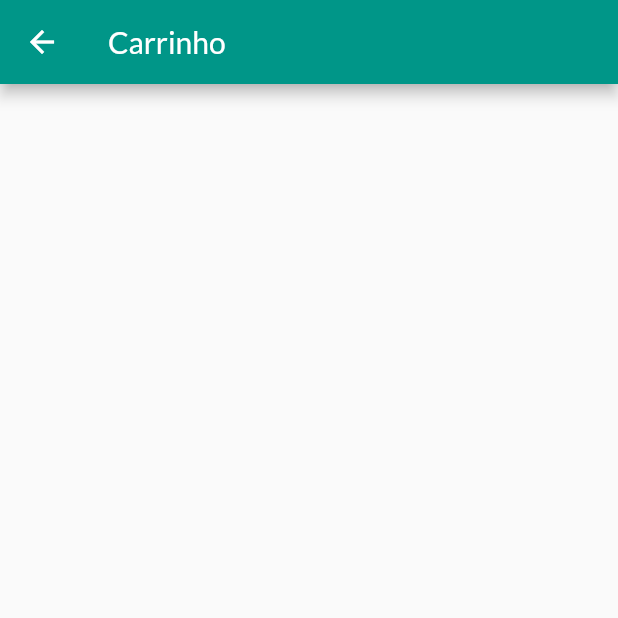
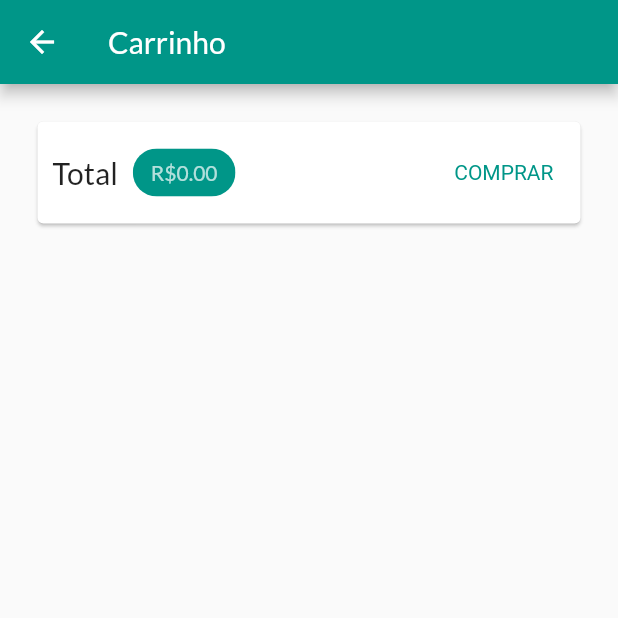
Before and after one commit to 9reis/loja_ii__flutter, a Flutter app: the CartPage screen opened by its route, on a phone screen of 412 x 824 dp, the top half of it. Run offline on Flutter 3.47's test engine with Material 2 defaults, Android fonts, the phone set to English and light mode, and no system bars; network calls fail.

Commit message:
Componente Carrinho #1

```diff
--- a/lib/models/cart.dart
+++ b/lib/models/cart.dart
@@ -12,11 +12,11 @@ class Cart with ChangeNotifier {
   }
 
   int get itemnsCount {
-    return _items.length;
+    return items.length;
   }
 
   double get totalAmount {
-    double total = 0;
+    double total = 0.0;
     _items.forEach((key, cartItem) {
       total += cartItem.price * cartItem.quantity;
     });
@@ -31,7 +31,7 @@ class Cart with ChangeNotifier {
           id: existingItem.id,
           productId: existingItem.productId,
           name: existingItem.name,
-          quantity: existingItem.quantity,
+          quantity: existingItem.quantity + 1,
           price: existingItem.price,
         ),
       );
--- a/lib/pages/cart_page.dart
+++ b/lib/pages/cart_page.dart
@@ -1,16 +1,61 @@
 import 'package:flutter/material.dart';
-import 'package:flutter/src/widgets/framework.dart';
-import 'package:flutter/src/widgets/placeholder.dart';
+import 'package:loja_ii__flutter/models/cart.dart';
+import 'package:provider/provider.dart';
 
 class CartPage extends StatelessWidget {
   const CartPage({super.key});
 
   @override
   Widget build(BuildContext context) {
+    final Cart cart = Provider.of(context);
+
     return Scaffold(
       appBar: AppBar(
         title: Text('Carrinho'),
       ),
+      body: Column(
+        children: [
+          Card(
+            margin: EdgeInsets.all(25),
+            child: Padding(
+              padding: const EdgeInsets.all(10),
+              child: Row(
+                mainAxisAlignment: MainAxisAlignment.spaceBetween,
+                children: [
+                  Text(
+                    'Total',
+                    style: TextStyle(
+                      fontSize: 20,
+                    ),
+                  ),
+                  SizedBox(width: 10),
+                  Chip(
+                    backgroundColor: Theme.of(context).primaryColor,
+                    label: Text(
+                      'R\$${cart.totalAmount.toStringAsFixed(2)}',
+                      style: TextStyle(
+                        color: Theme.of(context)
+                            .primaryTextTheme
+                            .headlineMedium
+                            ?.color,
+                      ),
+                    ),
+                  ),
+                  Spacer(),
+                  TextButton(
+                    child: Text('COMPRAR'),
+                    onPressed: () {},
+                    style: TextButton.styleFrom(
+                      textStyle:
+                          TextStyle(color: Theme.of(context).primaryColor),
+                    ),
+                  ),
+                ],
+              ),
+            ),
+          )
+        ],
+      ),
     );
   }
 }
```
